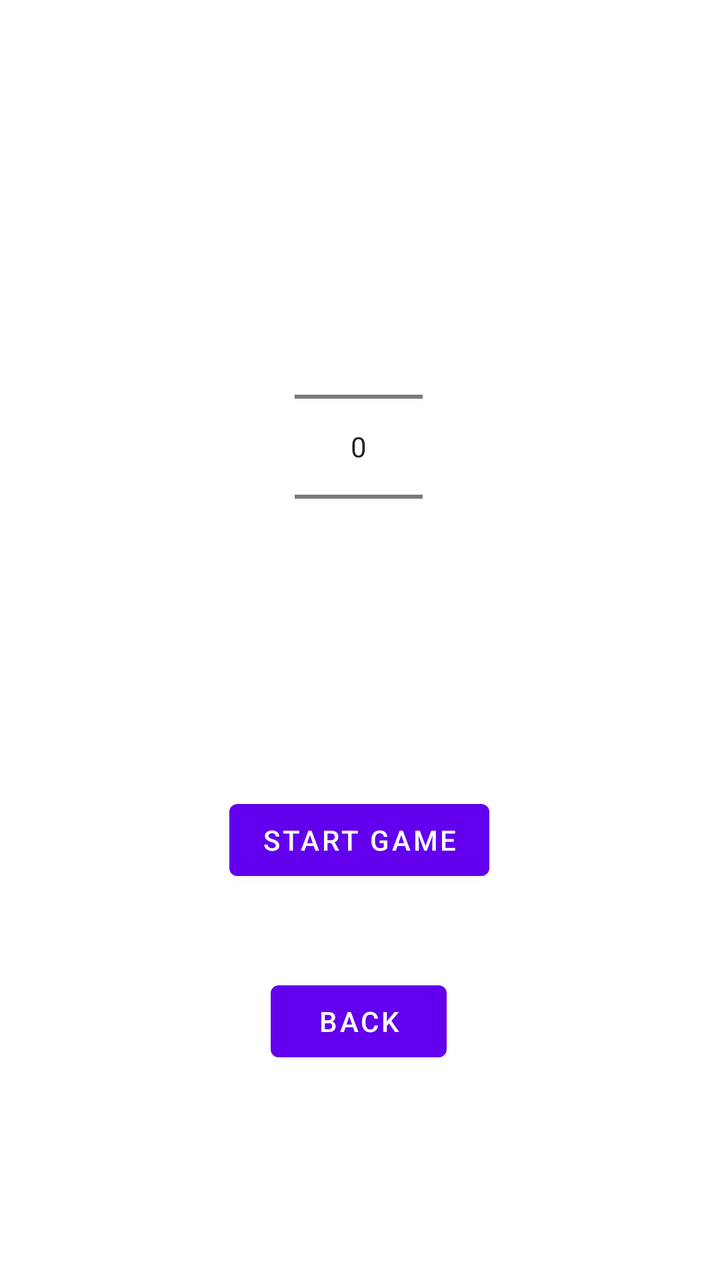
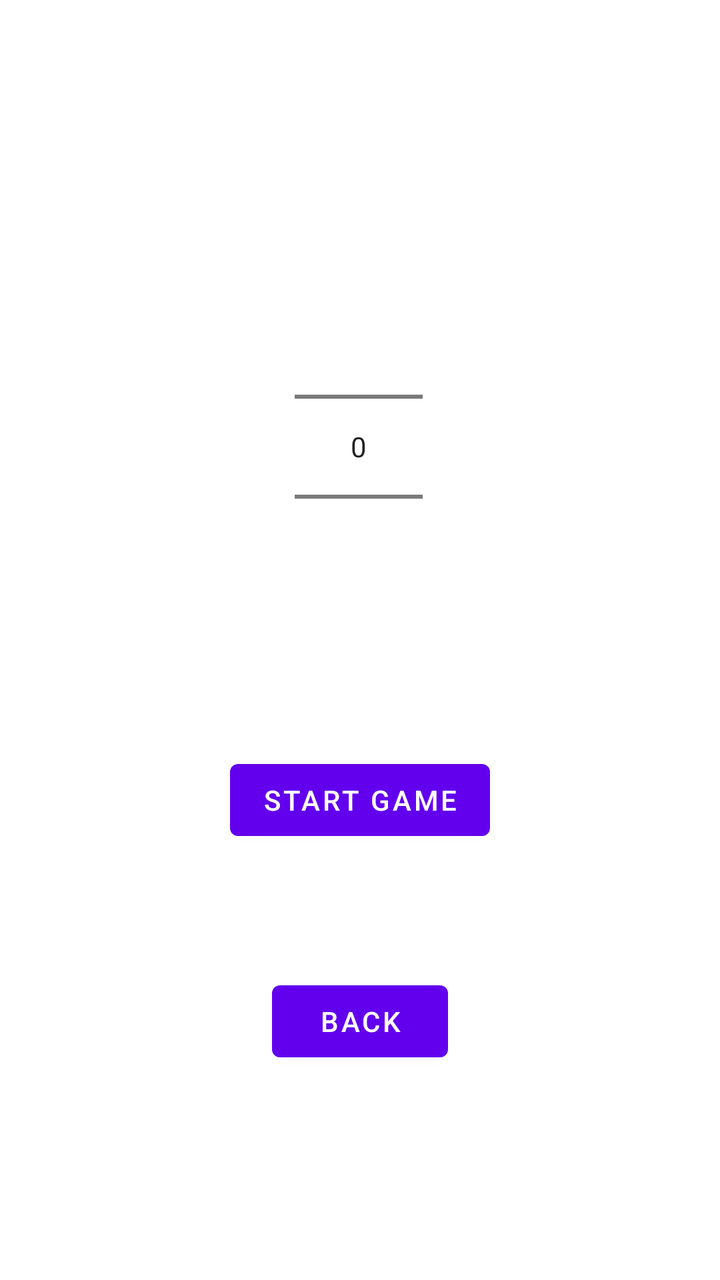

Screens rendered from an Android XML layout before and after an edit, with the pre-edit source and the edit as a unified diff.
<!-- AndroidManifest.xml: application theme Theme.GamblingBadger -->
<!-- res/layout/fragment_start_game.xml -->
<?xml version="1.0" encoding="utf-8"?>
<androidx.constraintlayout.widget.ConstraintLayout xmlns:android="http://schemas.android.com/apk/res/android"
    xmlns:app="http://schemas.android.com/apk/res-auto"
    xmlns:tools="http://schemas.android.com/tools"
    android:layout_width="match_parent"
    android:layout_height="match_parent"
    tools:context=".gamesession.StartGameFragment" >

    <Button
        android:id="@+id/startGameFrag_button_back"
        android:layout_width="wrap_content"
        android:layout_height="wrap_content"
        android:text="@string/startGameFrag_button_back_label"
        app:layout_constraintBottom_toBottomOf="parent"
        app:layout_constraintEnd_toEndOf="parent"
        app:layout_constraintHorizontal_bias="0.498"
        app:layout_constraintStart_toStartOf="parent"
        app:layout_constraintTop_toTopOf="parent"
        app:layout_constraintVertical_bias="0.822" />

    <Button
        android:id="@+id/startGameFrag_button_startGame"
        android:layout_width="wrap_content"
        android:layout_height="wrap_content"
        android:text="@string/startGameFrag_button_startGame_label"
        app:layout_constraintBottom_toBottomOf="parent"
        app:layout_constraintEnd_toEndOf="parent"
        app:layout_constraintHorizontal_bias="0.498"
        app:layout_constraintStart_toStartOf="parent"
        app:layout_constraintTop_toTopOf="parent"
        app:layout_constraintVertical_bias="0.669" />

    <NumberPicker
        android:id="@+id/startGameFrag_numberPicker_pickGame"
        android:layout_width="wrap_content"
        android:layout_height="wrap_content"
        app:layout_constraintBottom_toBottomOf="parent"
        app:layout_constraintEnd_toEndOf="parent"
        app:layout_constraintHorizontal_bias="0.498"
        app:layout_constraintStart_toStartOf="parent"
        app:layout_constraintTop_toTopOf="parent"
        app:layout_constraintVertical_bias="0.29" />

</androidx.constraintlayout.widget.ConstraintLayout>
<!-- resources referenced by this layout -->
<resources>
  <string name="startGameFrag_button_back_label">@string/back_label</string>
  <string name="startGameFrag_button_startGame_label">@string/startGame_label</string>
  <style name="Theme.GamblingBadger" parent="Theme.MaterialComponents.DayNight.DarkActionBar">
          
          <item name="colorPrimary">@color/purple_500</item>
          <item name="colorPrimaryVariant">@color/purple_700</item>
          <item name="colorOnPrimary">@color/white</item>
          
          <item name="colorSecondary">@color/teal_200</item>
          <item name="colorSecondaryVariant">@color/teal_700</item>
          <item name="colorOnSecondary">@color/black</item>
          
          <item name="android:statusBarColor" tools:targetApi="l">?attr/colorPrimaryVariant</item>
          
      </style>
  <color name="purple_500">#FF6200EE</color>
  <color name="purple_700">#FF3700B3</color>
  <color name="white">#FFFFFFFF</color>
  <color name="teal_200">#FF03DAC5</color>
  <color name="teal_700">#FF018786</color>
  <color name="black">#FF000000</color>
</resources>

<!-- the commit's change to res/layout/fragment_start_game.xml (unified diff, before → after) -->
@@ -13,7 +13,7 @@
         android:text="@string/startGameFrag_button_back_label"
         app:layout_constraintBottom_toBottomOf="parent"
         app:layout_constraintEnd_toEndOf="parent"
-        app:layout_constraintHorizontal_bias="0.498"
+        app:layout_constraintHorizontal_bias="0.5"
         app:layout_constraintStart_toStartOf="parent"
         app:layout_constraintTop_toTopOf="parent"
         app:layout_constraintVertical_bias="0.822" />
@@ -23,12 +23,10 @@
         android:layout_width="wrap_content"
         android:layout_height="wrap_content"
         android:text="@string/startGameFrag_button_startGame_label"
-        app:layout_constraintBottom_toBottomOf="parent"
+        app:layout_constraintBottom_toTopOf="@+id/startGameFrag_button_back"
         app:layout_constraintEnd_toEndOf="parent"
-        app:layout_constraintHorizontal_bias="0.498"
         app:layout_constraintStart_toStartOf="parent"
-        app:layout_constraintTop_toTopOf="parent"
-        app:layout_constraintVertical_bias="0.669" />
+        app:layout_constraintTop_toBottomOf="@+id/startGameFrag_numberPicker_pickGame" />
 
     <NumberPicker
         android:id="@+id/startGameFrag_numberPicker_pickGame"
